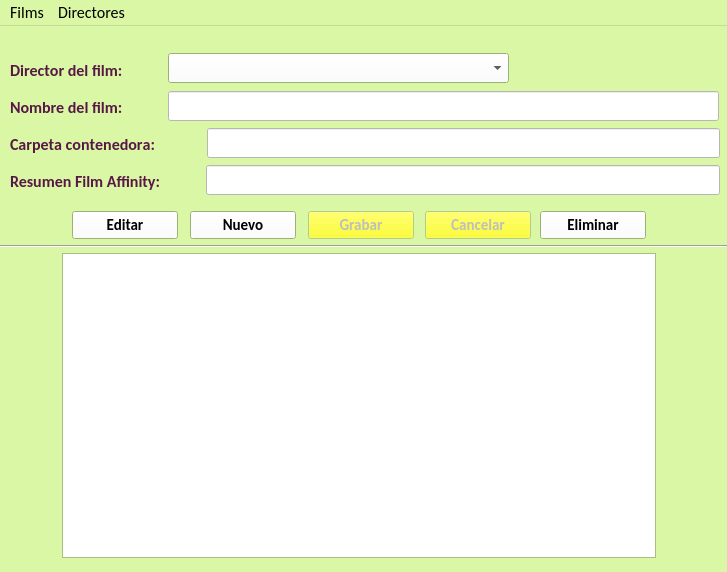
Before: the Qt Designer form gui/main.ui in QuitoAr/Cine, drawn with Qt 5.
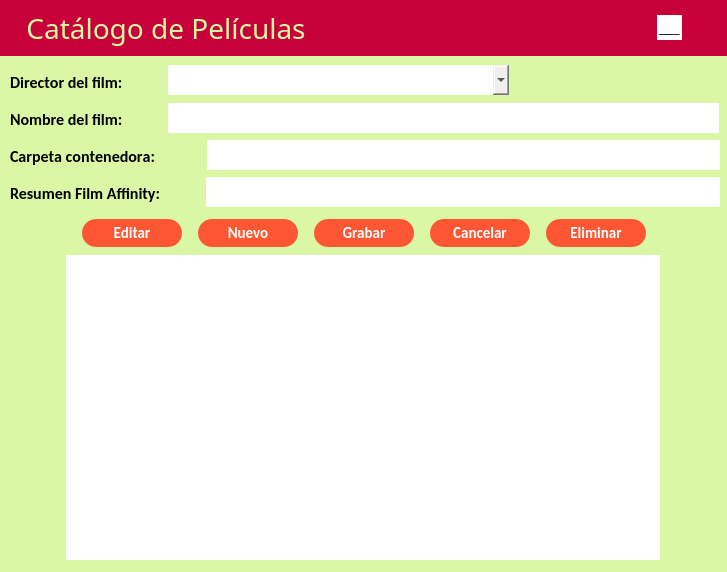
After: the same form once the commit is applied. Icons and pictures are not drawn.

```diff
--- a/gui/main.ui
+++ b/gui/main.ui
@@ -52,9 +52,9 @@
      <colorrole role="Light">
       <brush brushstyle="SolidPattern">
        <color alpha="255">
-        <red>218</red>
-        <green>247</green>
-        <blue>166</blue>
+        <red>85</red>
+        <green>255</green>
+        <blue>127</blue>
        </color>
       </brush>
      </colorrole>
@@ -241,7 +241,9 @@
     <normaloff>../icoMain.ico</normaloff>../icoMain.ico</iconset>
   </property>
   <property name="styleSheet">
-   <string notr="true"/>
+   <string notr="true">border: 5px;
+border-radius: 20 px;
+border-color: yellow;</string>
   </property>
   <property name="iconSize">
    <size>
@@ -321,7 +323,7 @@
     <property name="geometry">
      <rect>
       <x>168</x>
-      <y>27</y>
+      <y>65</y>
       <width>341</width>
       <height>30</height>
      </rect>
@@ -334,6 +336,7 @@
     </property>
     <property name="font">
      <font>
+      <family>Calibri</family>
       <pointsize>12</pointsize>
      </font>
     </property>
@@ -345,7 +348,7 @@
     <property name="geometry">
      <rect>
       <x>168</x>
-      <y>65</y>
+      <y>103</y>
       <width>551</width>
       <height>30</height>
      </rect>
@@ -358,6 +361,7 @@
     </property>
     <property name="font">
      <font>
+      <family>Calibri</family>
       <pointsize>12</pointsize>
      </font>
     </property>
@@ -380,13 +384,14 @@
     <property name="geometry">
      <rect>
       <x>207</x>
-      <y>102</y>
+      <y>140</y>
       <width>513</width>
       <height>30</height>
      </rect>
     </property>
     <property name="font">
      <font>
+      <family>Calibri</family>
       <pointsize>12</pointsize>
      </font>
     </property>
@@ -406,7 +411,7 @@
     <property name="geometry">
      <rect>
       <x>206</x>
-      <y>139</y>
+      <y>177</y>
       <width>514</width>
       <height>30</height>
      </rect>
@@ -419,7 +424,11 @@
     </property>
     <property name="font">
      <font>
+      <family>Arial</family>
       <pointsize>12</pointsize>
+      <weight>50</weight>
+      <italic>false</italic>
+      <bold>false</bold>
      </font>
     </property>
     <property name="styleSheet">
@@ -432,7 +441,7 @@
     <property name="geometry">
      <rect>
       <x>164</x>
-      <y>100</y>
+      <y>138</y>
       <width>43</width>
       <height>36</height>
      </rect>
@@ -654,7 +663,7 @@
     <property name="geometry">
      <rect>
       <x>164</x>
-      <y>140</y>
+      <y>178</y>
       <width>38</width>
       <height>32</height>
      </rect>
@@ -701,7 +710,7 @@
     <property name="geometry">
      <rect>
       <x>10</x>
-      <y>29</y>
+      <y>67</y>
       <width>154</width>
       <height>142</height>
      </rect>
@@ -774,8 +783,8 @@
    <widget class="QTableView" name="tblPeliculas">
     <property name="geometry">
      <rect>
-      <x>62</x>
-      <y>227</y>
+      <x>66</x>
+      <y>255</y>
       <width>594</width>
       <height>305</height>
      </rect>
@@ -808,24 +817,198 @@
      <bool>false</bool>
     </attribute>
    </widget>
+   <widget class="QFrame" name="frame">
+    <property name="geometry">
+     <rect>
+      <x>0</x>
+      <y>0</y>
+      <width>727</width>
+      <height>56</height>
+     </rect>
+    </property>
+    <property name="minimumSize">
+     <size>
+      <width>727</width>
+      <height>0</height>
+     </size>
+    </property>
+    <property name="maximumSize">
+     <size>
+      <width>727</width>
+      <height>16777215</height>
+     </size>
+    </property>
+    <property name="styleSheet">
+     <string notr="true">background-color: rgb(199, 0, 57);</string>
+    </property>
+    <property name="frameShape">
+     <enum>QFrame::StyledPanel</enum>
+    </property>
+    <property name="frameShadow">
+     <enum>QFrame::Raised</enum>
+    </property>
+    <layout class="QHBoxLayout" name="horizontalLayout" stretch="0,0,0,0,1">
+     <item>
+      <spacer name="horizontalSpacer_2">
+       <property name="orientation">
+        <enum>Qt::Horizontal</enum>
+       </property>
+       <property name="sizeHint" stdset="0">
+        <size>
+         <width>40</width>
+         <height>20</height>
+        </size>
+       </property>
+      </spacer>
+     </item>
+     <item>
+      <widget class="QLabel" name="label_5">
+       <property name="font">
+        <font>
+         <family>Franklin Gothic Heavy</family>
+         <pointsize>21</pointsize>
+        </font>
+       </property>
+       <property name="styleSheet">
+        <string notr="true">color: rgb(218, 247, 166);</string>
+       </property>
+       <property name="text">
+        <string>Catálogo de Películas</string>
+       </property>
+       <property name="alignment">
+        <set>Qt::AlignCenter</set>
+       </property>
+       <property name="margin">
+        <number>5</number>
+       </property>
+      </widget>
+     </item>
+     <item>
+      <spacer name="horizontalSpacer">
+       <property name="orientation">
+        <enum>Qt::Horizontal</enum>
+       </property>
+       <property name="sizeHint" stdset="0">
+        <size>
+         <width>368</width>
+         <height>20</height>
+        </size>
+       </property>
+      </spacer>
+     </item>
+     <item>
+      <widget class="QPushButton" name="btnMinimizar">
+       <property name="minimumSize">
+        <size>
+         <width>25</width>
+         <height>25</height>
+        </size>
+       </property>
+       <property name="maximumSize">
+        <size>
+         <width>25</width>
+         <height>25</height>
+        </size>
+       </property>
+       <property name="styleSheet">
+        <string notr="true">background-color: rgb(255, 255, 255);</string>
+       </property>
+       <property name="text">
+        <string>___</string>
+       </property>
+      </widget>
+     </item>
+     <item>
+      <widget class="QPushButton" name="P">
+       <property name="minimumSize">
+        <size>
+         <width>30</width>
+         <height>30</height>
+        </size>
+       </property>
+       <property name="maximumSize">
+        <size>
+         <width>30</width>
+         <height>30</height>
+        </size>
+       </property>
+       <property name="styleSheet">
+        <string notr="true">border: 0px;
+border-radius: 15px;
+color-border: rgb(218, 247, 166);
+background-color:transparent;
+
+</string>
+       </property>
+       <property name="text">
+        <string/>
+       </property>
+       <property name="icon">
+        <iconset>
+         <normaloff>../cerrarventana.png</normaloff>../cerrarventana.png</iconset>
+       </property>
+       <property name="iconSize">
+        <size>
+         <width>25</width>
+         <height>25</height>
+        </size>
+       </property>
+      </widget>
+     </item>
+    </layout>
+   </widget>
+   <widget class="QWidget" name="layoutWidget">
+    <property name="geometry">
+     <rect>
+      <x>0</x>
+      <y>218</y>
+      <width>728</width>
+      <height>30</height>
+     </rect>
+    </property>
+    <layout class="QHBoxLayout" name="horizontalLayout_2">
+     <property name="spacing">
+      <number>16</number>
+     </property>
+     <property name="sizeConstraint">
+      <enum>QLayout::SetDefaultConstraint</enum>
+     </property>
+     <property name="leftMargin">
+      <number>0</number>
+     </property>
+     <property name="rightMargin">
+      <number>0</number>
+     </property>
+     <item>
+      <spacer name="horizontalSpacer_4">
+       <property name="orientation">
+        <enum>Qt::Horizontal</enum>
+       </property>
+       <property name="sizeHint" stdset="0">
+        <size>
+         <width>31</width>
+         <height>20</height>
+        </size>
+       </property>
+      </spacer>
+     </item>
+     <item>
    <widget class="QPushButton" name="btnEditar">
     <property name="enabled">
      <bool>true</bool>
     </property>
-    <property name="geometry">
-     <rect>
-      <x>72</x>
-      <y>185</y>
-      <width>106</width>
-      <height>28</height>
-     </rect>
-    </property>
     <property name="sizePolicy">
      <sizepolicy hsizetype="Maximum" vsizetype="Fixed">
       <horstretch>0</horstretch>
       <verstretch>0</verstretch>
      </sizepolicy>
     </property>
+       <property name="minimumSize">
+        <size>
+         <width>100</width>
+         <height>28</height>
+        </size>
+       </property>
     <property name="font">
      <font>
       <family>Calibri</family>
@@ -838,30 +1021,39 @@
      <cursorShape>PointingHandCursor</cursorShape>
     </property>
     <property name="styleSheet">
-     <string notr="true"/>
+        <string notr="true">background-color: rgb(255, 87, 51);
+color: white;
+border: 2px;
+border-radius: 14px;
+border-color: rgb(0, 0, 0);
+
+
+QPushBottom hoover(color: black)
+
+</string>
     </property>
     <property name="text">
      <string>Editar</string>
     </property>
    </widget>
+     </item>
+     <item>
    <widget class="QPushButton" name="btnNuevo">
     <property name="enabled">
      <bool>true</bool>
     </property>
-    <property name="geometry">
-     <rect>
-      <x>190</x>
-      <y>185</y>
-      <width>106</width>
-      <height>28</height>
-     </rect>
-    </property>
     <property name="sizePolicy">
      <sizepolicy hsizetype="Maximum" vsizetype="Fixed">
       <horstretch>0</horstretch>
       <verstretch>0</verstretch>
      </sizepolicy>
     </property>
+       <property name="minimumSize">
+        <size>
+         <width>100</width>
+         <height>28</height>
+        </size>
+       </property>
     <property name="font">
      <font>
       <family>Calibri</family>
@@ -874,30 +1066,36 @@
      <cursorShape>PointingHandCursor</cursorShape>
     </property>
     <property name="styleSheet">
-     <string notr="true"/>
+        <string notr="true">background-color: rgb(255, 87, 51);
+color: white;
+border: 2px;
+border-radius: 14px;
+border-color: rgb(0, 0, 0);
+color-hoover: black;
+</string>
     </property>
     <property name="text">
      <string>Nuevo</string>
     </property>
    </widget>
+     </item>
+     <item>
    <widget class="QPushButton" name="btnGuardar">
     <property name="enabled">
      <bool>false</bool>
     </property>
-    <property name="geometry">
-     <rect>
-      <x>308</x>
-      <y>185</y>
-      <width>106</width>
-      <height>28</height>
-     </rect>
-    </property>
     <property name="sizePolicy">
      <sizepolicy hsizetype="Maximum" vsizetype="Fixed">
       <horstretch>0</horstretch>
       <verstretch>0</verstretch>
      </sizepolicy>
     </property>
+       <property name="minimumSize">
+        <size>
+         <width>100</width>
+         <height>28</height>
+        </size>
+       </property>
     <property name="font">
      <font>
       <family>Calibri</family>
@@ -910,30 +1108,36 @@
      <cursorShape>PointingHandCursor</cursorShape>
     </property>
     <property name="styleSheet">
-     <string notr="true"/>
+        <string notr="true">background-color: rgb(255, 87, 51);
+color: white;
+border: 2px;
+border-radius: 14px;
+border-color: rgb(0, 0, 0);
+color-hoover: black;
+</string>
     </property>
     <property name="text">
      <string>Grabar</string>
     </property>
    </widget>
+     </item>
+     <item>
    <widget class="QPushButton" name="btnCancelar">
     <property name="enabled">
      <bool>false</bool>
     </property>
-    <property name="geometry">
-     <rect>
-      <x>425</x>
-      <y>185</y>
-      <width>106</width>
-      <height>28</height>
-     </rect>
-    </property>
     <property name="sizePolicy">
      <sizepolicy hsizetype="Maximum" vsizetype="Fixed">
       <horstretch>0</horstretch>
       <verstretch>0</verstretch>
      </sizepolicy>
     </property>
+       <property name="minimumSize">
+        <size>
+         <width>100</width>
+         <height>28</height>
+        </size>
+       </property>
     <property name="font">
      <font>
       <family>Calibri</family>
@@ -946,30 +1150,35 @@
      <cursorShape>PointingHandCursor</cursorShape>
     </property>
     <property name="styleSheet">
-     <string notr="true"/>
+        <string notr="true">background-color: rgb(255, 87, 51);
+color: white;
+border: 2px;
+border-radius: 14px;
+border-color: rgb(0, 0, 0);
+</string>
     </property>
     <property name="text">
      <string>Cancelar</string>
     </property>
    </widget>
+     </item>
+     <item>
    <widget class="QPushButton" name="btnEliminar">
     <property name="enabled">
      <bool>true</bool>
     </property>
-    <property name="geometry">
-     <rect>
-      <x>540</x>
-      <y>185</y>
-      <width>106</width>
-      <height>28</height>
-     </rect>
-    </property>
     <property name="sizePolicy">
      <sizepolicy hsizetype="Maximum" vsizetype="Fixed">
       <horstretch>0</horstretch>
       <verstretch>0</verstretch>
      </sizepolicy>
     </property>
+       <property name="minimumSize">
+        <size>
+         <width>100</width>
+         <height>28</height>
+        </size>
+       </property>
     <property name="font">
      <font>
       <family>Calibri</family>
@@ -982,30 +1191,32 @@
      <cursorShape>PointingHandCursor</cursorShape>
     </property>
     <property name="styleSheet">
-     <string notr="true"/>
+        <string notr="true">background-color: rgb(255, 87, 51);
+color: white;
+border: 2px;
+border-radius: 14px;
+border-color: rgb(0, 0, 0);
+</string>
     </property>
     <property name="text">
      <string>Eliminar</string>
     </property>
    </widget>
-   <widget class="Line" name="line">
-    <property name="geometry">
-     <rect>
-      <x>0</x>
-      <y>212</y>
-      <width>727</width>
-      <height>16</height>
-     </rect>
-    </property>
-    <property name="sizePolicy">
-     <sizepolicy hsizetype="Fixed" vsizetype="Fixed">
-      <horstretch>0</horstretch>
-      <verstretch>0</verstretch>
-     </sizepolicy>
-    </property>
+     </item>
+     <item>
+      <spacer name="horizontalSpacer_3">
     <property name="orientation">
      <enum>Qt::Horizontal</enum>
     </property>
+       <property name="sizeHint" stdset="0">
+        <size>
+         <width>40</width>
+         <height>20</height>
+        </size>
+       </property>
+      </spacer>
+     </item>
+    </layout>
    </widget>
    <zorder>cbcDirectores</zorder>
    <zorder>txtNombre</zorder>
@@ -1020,33 +1231,7 @@
    <zorder>btnCancelar</zorder>
    <zorder>btnEliminar</zorder>
    <zorder>btnCarpeta</zorder>
-   <zorder>line</zorder>
-  </widget>
-  <widget class="QMenuBar" name="menubar">
-   <property name="geometry">
-    <rect>
-     <x>0</x>
-     <y>0</y>
-     <width>727</width>
-     <height>21</height>
-    </rect>
-   </property>
-   <widget class="QMenu" name="menuFilms">
-    <property name="title">
-     <string>Films</string>
-    </property>
-    <addaction name="separator"/>
-    <addaction name="actionSalir"/>
-   </widget>
-   <widget class="QMenu" name="menuDirectores">
-    <property name="title">
-     <string>Directores</string>
-    </property>
-    <addaction name="actionAlta"/>
-    <addaction name="actionModificaci_n"/>
-   </widget>
-   <addaction name="menuFilms"/>
-   <addaction name="menuDirectores"/>
+   <zorder>frame</zorder>
   </widget>
   <action name="actionNuevo">
    <property name="text">
```
Left out of the diff: 47 changed lines with no effect on the pictures. Lines whose indentation alone changed are shown as unchanged.
